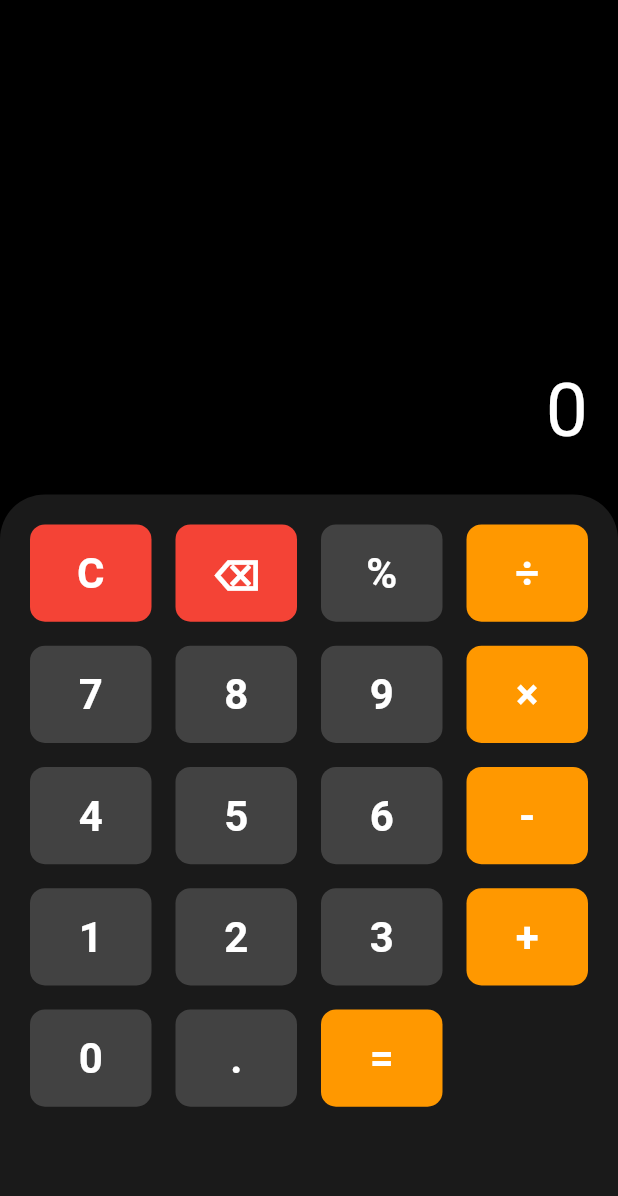
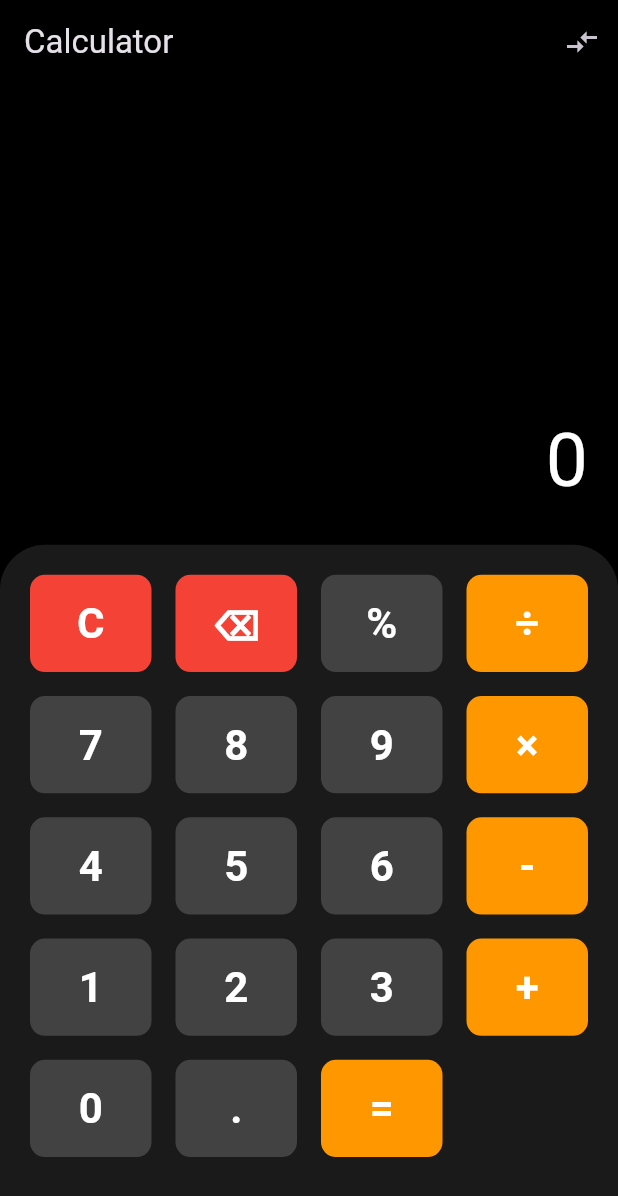
Before and after one commit to musayko/flutter-calculator-ui, a Flutter app: the screen it shows after launch, on a phone screen of 412 x 824 dp. Shown: the top 1196 px of the screen. Run offline on Flutter 3.47's test engine with Material 3 defaults, Android fonts, the light colour scheme and no system bars.

Commit message:
Converter in our calculator

```diff
--- a/lib/main.dart
+++ b/lib/main.dart
@@ -13,6 +13,10 @@ class MyApp extends StatelessWidget {
     return MaterialApp(
       debugShowCheckedModeBanner: false,
       home: CalculatorScreen(),
+      theme: ThemeData(
+        primarySwatch: Colors.blue,
+        brightness: Brightness.dark,
+      ),
     );
   }
 }
--- a/lib/views/calculator_screen.dart
+++ b/lib/views/calculator_screen.dart
@@ -26,22 +26,35 @@ class _CalculatorScreenState extends State<CalculatorScreen> {
   Widget build(BuildContext context) {
     return Scaffold(
       backgroundColor: Colors.black,
+      appBar: AppBar(
+        backgroundColor: Colors.black,
+        title: const Text('Calculator'),
+        actions: [
+          IconButton(
+            icon: const Icon(Icons.compare_arrows),
+            tooltip: 'Km to Mile Converter',
+            onPressed: () {
+              Navigator.pushNamed(context, '/converter');
+            },
+          ),
+        ],
+      ),
       body: Column(
         children: [
           Expanded(
-            flex: 2, // Gives more space for display
+            flex: 2,
             child: Container(
               alignment: Alignment.bottomRight,
               padding: const EdgeInsets.all(20),
               child: Text(
-                _displayValue, // Dynamic display value
+                _displayValue,
                 style: const TextStyle(color: Colors.white, fontSize: 50),
                 overflow: TextOverflow.ellipsis,
               ),
             ),
           ),
           Expanded(
-            flex: 3, // Less space for buttons
+            flex: 3,
             child: Container(
               padding: const EdgeInsets.all(12),
               decoration: const BoxDecoration(
```
Also changed, not shown: lib/controllers/converter_controller.dart (added, +15 -0 lines), lib/views/converter_screen.dart (added, +168 -0 lines).
